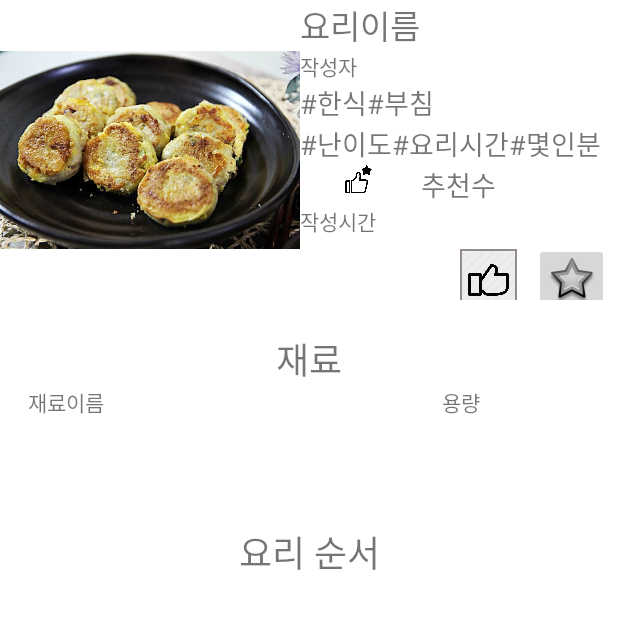
After one commit to kkmin223/2021_Opensource_7_Lilac, an Android app: the recipe_order screen opened directly, with no data from a screen before it, on a phone screen of 412 x 824 dp, the top half of it. The commit adds this screen. Run offline under Robolectric (Android 15) with nearby library versions, the light colour scheme and no system bars; our stand-ins replace Firebase (no records; nobody signed in at launch, a user with empty details on screens opened directly).

Commit message:
레시피세부정보출력

```diff
--- a/Mandish/app/src/main/java/com/example/mandish_lilac/FragRecipe.java
+++ b/Mandish/app/src/main/java/com/example/mandish_lilac/FragRecipe.java
@@ -31,8 +31,9 @@ import java.util.ArrayList;
 
 /*
 작성자: 김강민
-최종수정일: 21-05-17
 설명: xml을 연결해주어서 메뉴 이동을 가능하게함
+파이어베이스와 연동을 통해서 레시피 정보를 가져온 후
+리사이클러 뷰를 사용해서 레시피 리스트 출력
  */
 public class FragRecipe extends Fragment {
     private View view;
@@ -83,8 +84,12 @@ public class FragRecipe extends Fragment {
                 Log.e("FragRecipe", String.valueOf(error.toException()));
             }
         });
-        adapter = new RecipeRecyclerViewAdapter(RecipeList);
+        adapter = new RecipeRecyclerViewAdapter(context,RecipeList);
         recyclerView.setAdapter(adapter); //리사이클러뷰에 어댑터 연결
+
+
+
+
         return view;
     }
 }
--- a/Mandish/app/src/main/java/com/example/mandish_lilac/RecipeRecyclerViewAdapter.java
+++ b/Mandish/app/src/main/java/com/example/mandish_lilac/RecipeRecyclerViewAdapter.java
@@ -1,6 +1,7 @@
 package com.example.mandish_lilac;
 
 import android.content.Context;
+import android.content.Intent;
 import android.net.Uri;
 import android.view.LayoutInflater;
 import android.view.View;
@@ -18,14 +19,22 @@ import com.google.firebase.storage.StorageReference;
 
 import java.util.ArrayList;
 
+/*
+작성자: 김강민
+설명: 레시피를 db에서 받아와서
+리사이클러뷰를 이용한 리스트 출력
+ */
+
 public class RecipeRecyclerViewAdapter extends RecyclerView.Adapter<RecipeRecyclerViewAdapter.ViewHolder> {
 
     private ArrayList<Recipe_item> RecipeList;
+    private Context mContext;
     private FirebaseStorage storage;
     private StorageReference storageReference;
 
-    public RecipeRecyclerViewAdapter(ArrayList<Recipe_item> recipe_List) {
+    public RecipeRecyclerViewAdapter(Context context, ArrayList<Recipe_item> recipe_List) {
         RecipeList = recipe_List;
+        mContext = context;
 
     }
 
@@ -90,10 +99,26 @@ public class RecipeRecyclerViewAdapter extends RecyclerView.Adapter<RecipeRecycl
             super(itemView);
             this.foodImgView = itemView.findViewById(R.id.food_img);
             this.nameTextView = itemView.findViewById(R.id.recipe_name);
-            this.introTextView = itemView.findViewById(R.id.recipe_intro);
+            this.introTextView = itemView.findViewById(R.id.type_name);
             this.writerTextView = itemView.findViewById(R.id.recipe_writer);
             this.recTextView = itemView.findViewById(R.id.recipe_rec);
             this.dateTextView = itemView.findViewById(R.id.wirte_date);
+
+            itemView.setOnClickListener(new View.OnClickListener(){
+                // 아이템 클릭시 이벤트 처리
+                @Override
+                public void onClick(View view) {
+                    int pos = getAdapterPosition();  //클릭한 아이템의 pos 받기
+                    if(pos != RecyclerView.NO_POSITION){
+                        Intent intent = new Intent(mContext,recipe_order.class).addFlags(Intent.FLAG_ACTIVITY_NEW_TASK);
+                        intent.putExtra("recipe_code", RecipeList.get(pos).getRecipe_code()); // intent에 레시피 코드 전달.
+                        mContext.startActivity(intent);
+
+                    }
+                }
+            });
         }
+
+
     }
 }
--- /dev/null
+++ b/Mandish/app/src/main/java/com/example/mandish_lilac/recipe_order.java
@@ -0,0 +1,129 @@
+package com.example.mandish_lilac;
+
+import androidx.annotation.NonNull;
+import androidx.annotation.Nullable;
+import androidx.appcompat.app.AppCompatActivity;
+import android.content.Intent;
+import android.net.Uri;
+import android.os.Bundle;
+import android.widget.ImageView;
+import android.widget.TextView;
+import com.bumptech.glide.Glide;
+import com.google.android.gms.tasks.OnSuccessListener;
+import com.google.firebase.database.ChildEventListener;
+import com.google.firebase.database.DataSnapshot;
+import com.google.firebase.database.DatabaseError;
+import com.google.firebase.database.DatabaseReference;
+import com.google.firebase.database.FirebaseDatabase;
+import com.google.firebase.database.Query;
+import com.google.firebase.database.ValueEventListener;
+import com.google.firebase.storage.FirebaseStorage;
+import com.google.firebase.storage.StorageReference;
+
+/*
+작성자: 김강민
+설명: 레시피 설명 xml에 사용자가 선택한 레시피를
+보여주는 기능
+레시피 코드를 받아와서 해당 코드에 맞는 레시피를 출력
+ */
+
+
+public class recipe_order extends AppCompatActivity {
+    private Recipe_item item;
+    private Query temp;
+    private int code; // 레시피 구분을 위한 레시피 코드
+    private FirebaseDatabase database; //데이터 베이스 접근
+    private FirebaseStorage storage;
+    private StorageReference storageReference;
+    private DatabaseReference recipeInfoReference;
+    private DatabaseReference itemReference;
+    private ImageView foodImgView;
+    private TextView nameTextView;
+    private TextView writerTextView;
+    private TextView typenameTextView;
+    private TextView foodtypeTextView;
+    private TextView difficultyTextView;
+    private TextView cooktimeTextView;
+    private TextView amountTextView;
+    private TextView recTextView;
+    private TextView dateTextView;
+
+    @Override
+    protected void onCreate(Bundle savedInstanceState) {
+        super.onCreate(savedInstanceState);
+        setContentView(R.layout.activity_recipe_order);
+        database = FirebaseDatabase.getInstance();
+        recipeInfoReference = database.getReference("Recipe/RecipeInfo"); //파이어베이스 데이터베이스 RecipeInfo 연동
+        storage = FirebaseStorage.getInstance("gs://mandish-93a90.appspot.com"); //파이어베이스 스토리지 연동
+        storageReference = storage.getReference(); // 스토리지 테이블 연동
+        Intent intent = getIntent(); // 리사이클러뷰에서 보낸 정보를 받아온다.
+        code = intent.getIntExtra("recipe_code",-1);  //레시피 코드를 전 Intent에서 받아온다
+        foodImgView = findViewById(R.id.recipe_food);
+        nameTextView = findViewById(R.id.recipe_name);
+        writerTextView = findViewById(R.id.recipe_writer);
+        typenameTextView = findViewById(R.id.type_name);
+        foodtypeTextView = findViewById(R.id.food_type);
+        difficultyTextView = findViewById(R.id.recipe_dif);
+        cooktimeTextView = findViewById(R.id.cooktime);
+        amountTextView = findViewById(R.id.amount);
+        recTextView = findViewById(R.id.recipe_rec);
+        dateTextView = findViewById(R.id.recipe_time);
+
+        recipeInfoReference.addListenerForSingleValueEvent(new ValueEventListener() {
+            //레시피 코드를 통해서 데이터베이스에서 음식 정보 가져오기
+            @Override
+            public void onDataChange(@NonNull DataSnapshot snapshot) {
+                for (DataSnapshot temp : snapshot.getChildren()) {
+                    if (temp.getValue(Recipe_item.class).getRecipe_code() == code) {
+                        item = temp.getValue(Recipe_item.class);
+                        nameTextView.setText(item.getRecipe_name());
+                        writerTextView.setText(item.getWriter());
+                        typenameTextView.setText("#"+item.getType_name());
+                        foodtypeTextView.setText(" #"+item.getFood_type());
+                        difficultyTextView.setText("#"+item.getDifficulty());
+                        cooktimeTextView.setText(" #"+item.getCooktime());
+                        amountTextView.setText(" #"+item.getAmount());
+                        recTextView.setText(String.valueOf(item.getRec_cnt()));
+                        dateTextView.setText(item.getWrite_date());
+                        if(item.getImg_url()==null){
+                            //db에 이미지가 없다면 스토리지에서 가져온다
+                            storageReference.child("FoodInfo/f_"+item.getRecipe_code()+".jpg").getDownloadUrl().addOnSuccessListener(new OnSuccessListener<Uri>() {
+                                @Override
+                                public void onSuccess(Uri uri) {
+                                    Glide.with(recipe_order.this)
+                                            .load(uri)
+                                            .thumbnail(0.3f)
+                                            .dontAnimate()
+                                            .error(R.drawable.mandish_logo2)
+                                            .into(foodImgView);
+                                }
+                            });
+                        }
+                        else {
+                            Glide.with(recipe_order.this)
+                                    .load(item.getImg_url())
+                                    .thumbnail(0.3f)
+                                    .dontAnimate()
+                                    .error(R.drawable.mandish_logo2)
+                                    .fitCenter()
+                                    .into(foodImgView);
+                        }
+                    }
+                }
+            }
+            @Override
+            public void onCancelled(@NonNull DatabaseError error) {
+
+            }
+        });
+
+
+
+
+
+
+
+
+
+    }
+}
--- /dev/null
+++ b/Mandish/app/src/main/res/layout/activity_recipe_order.xml
@@ -0,0 +1,279 @@
+<?xml version="1.0" encoding="utf-8"?>
+<androidx.constraintlayout.widget.ConstraintLayout xmlns:android="http://schemas.android.com/apk/res/android"
+    xmlns:app="http://schemas.android.com/apk/res-auto"
+    xmlns:tools="http://schemas.android.com/tools"
+    android:layout_width="match_parent"
+    android:layout_height="match_parent"
+    tools:context=".recipe_order">
+
+    <LinearLayout
+        android:id="@+id/linearLayout"
+        android:layout_width="match_parent"
+        android:layout_height="wrap_content"
+        android:orientation="horizontal"
+        app:layout_constraintEnd_toEndOf="parent"
+        app:layout_constraintStart_toStartOf="parent"
+        app:layout_constraintTop_toTopOf="parent">
+
+        <ImageView
+            android:id="@+id/recipe_food"
+            android:layout_width="200dp"
+            android:layout_height="200dp"
+            app:srcCompat="@drawable/kong" />
+
+        <LinearLayout
+            android:layout_width="match_parent"
+            android:layout_height="match_parent"
+            android:orientation="vertical">
+
+            <TextView
+                android:id="@+id/recipe_name"
+                android:layout_width="match_parent"
+                android:layout_height="wrap_content"
+                android:text="요리이름"
+                android:textSize="22sp" />
+
+            <TextView
+                android:id="@+id/recipe_writer"
+                android:layout_width="match_parent"
+                android:layout_height="wrap_content"
+                android:text="작성자"
+                android:textSize="14sp" />
+
+            <LinearLayout
+                android:layout_width="match_parent"
+                android:layout_height="wrap_content"
+                android:orientation="horizontal">
+
+                <TextView
+                    android:id="@+id/type_name"
+                    android:layout_width="wrap_content"
+                    android:layout_height="wrap_content"
+                    android:text="#한식"
+                    android:textSize="18sp" />
+
+                <TextView
+                    android:id="@+id/food_type"
+                    android:layout_width="wrap_content"
+                    android:layout_height="wrap_content"
+                    android:layout_weight="1"
+                    android:text="#부침"
+                    android:textSize="18sp" />
+
+            </LinearLayout>
+
+            <LinearLayout
+                android:layout_width="wrap_content"
+                android:layout_height="wrap_content"
+                android:orientation="horizontal">
+
+                <TextView
+                    android:id="@+id/recipe_dif"
+                    android:layout_width="wrap_content"
+                    android:layout_height="wrap_content"
+                    android:layout_weight="1"
+                    android:text="#난이도"
+                    android:textSize="18sp" />
+
+                <TextView
+                    android:id="@+id/cooktime"
+                    android:layout_width="wrap_content"
+                    android:layout_height="wrap_content"
+                    android:layout_weight="1"
+                    android:text="#요리시간"
+                    android:textSize="18sp" />
+
+                <TextView
+                    android:id="@+id/amount"
+                    android:layout_width="wrap_content"
+                    android:layout_height="wrap_content"
+                    android:layout_weight="1"
+                    android:text="#몇인분"
+                    android:textSize="18sp" />
+            </LinearLayout>
+
+            <LinearLayout
+                android:layout_width="match_parent"
+                android:layout_height="wrap_content"
+                android:orientation="horizontal">
+
+                <ImageView
+                    android:id="@+id/imageView7"
+                    android:layout_width="0dp"
+                    android:layout_height="23dp"
+                    android:layout_weight="1"
+                    android:scaleType="fitCenter"
+                    app:srcCompat="@drawable/like_on" />
+
+                <TextView
+                    android:id="@+id/recipe_rec"
+                    android:layout_width="wrap_content"
+                    android:layout_height="wrap_content"
+                    android:layout_weight="1"
+                    android:text="추천수"
+                    android:textSize="18sp" />
+            </LinearLayout>
+
+            <TextView
+                android:id="@+id/recipe_time"
+                android:layout_width="match_parent"
+                android:layout_height="wrap_content"
+                android:text="작성시간" />
+
+            <androidx.constraintlayout.widget.ConstraintLayout
+                android:layout_width="match_parent"
+                android:layout_height="wrap_content">
+
+                <ImageButton
+                    android:id="@+id/rec_btn"
+                    android:layout_width="38dp"
+                    android:layout_height="41dp"
+                    android:layout_marginStart="106dp"
+                    android:layout_marginLeft="106dp"
+                    android:layout_marginTop="35dp"
+                    android:layout_marginBottom="20dp"
+                    android:background="@drawable/border"
+                    android:scaleType="fitCenter"
+                    app:layout_constraintBottom_toBottomOf="parent"
+                    app:layout_constraintEnd_toStartOf="@+id/bookmark_btn"
+                    app:layout_constraintStart_toStartOf="parent"
+                    app:layout_constraintTop_toTopOf="parent"
+                    app:srcCompat="@drawable/like" />
+
+                <ImageButton
+                    android:id="@+id/bookmark_btn"
+                    android:layout_width="50dp"
+                    android:layout_height="50dp"
+                    android:layout_marginStart="10dp"
+                    android:layout_marginLeft="10dp"
+                    android:layout_marginTop="31dp"
+                    android:layout_marginEnd="5dp"
+                    android:layout_marginRight="5dp"
+                    android:layout_marginBottom="15dp"
+                    app:layout_constraintBottom_toBottomOf="parent"
+                    app:layout_constraintEnd_toEndOf="parent"
+                    app:layout_constraintStart_toEndOf="@+id/rec_btn"
+                    app:layout_constraintTop_toTopOf="parent"
+                    app:srcCompat="@android:drawable/star_big_off" />
+            </androidx.constraintlayout.widget.ConstraintLayout>
+        </LinearLayout>
+
+    </LinearLayout>
+
+    <androidx.constraintlayout.widget.ConstraintLayout
+        android:id="@+id/materiallayout"
+        android:layout_width="match_parent"
+        android:layout_height="150dp"
+        app:layout_constraintBottom_toTopOf="@+id/orderlayout"
+        app:layout_constraintEnd_toEndOf="parent"
+        app:layout_constraintHorizontal_bias="0.0"
+        app:layout_constraintStart_toStartOf="parent"
+        app:layout_constraintTop_toBottomOf="@+id/linearLayout">
+
+        <TextView
+            android:id="@+id/material_head"
+            android:layout_width="wrap_content"
+            android:layout_height="wrap_content"
+            android:text="재료"
+            android:textSize="24sp"
+            app:layout_constraintBottom_toTopOf="@+id/material_view"
+            app:layout_constraintEnd_toEndOf="parent"
+            app:layout_constraintStart_toStartOf="parent"
+            app:layout_constraintTop_toTopOf="parent" />
+
+        <androidx.constraintlayout.widget.ConstraintLayout
+            android:layout_width="0dp"
+            android:layout_height="0dp"
+            app:layout_constraintBottom_toTopOf="@+id/material_view"
+            app:layout_constraintEnd_toEndOf="parent"
+            app:layout_constraintStart_toStartOf="parent"
+            app:layout_constraintTop_toBottomOf="@+id/material_head">
+
+            <TextView
+                android:id="@+id/textView8"
+                android:layout_width="wrap_content"
+                android:layout_height="wrap_content"
+                android:layout_marginStart="40dp"
+                android:layout_marginLeft="40dp"
+                android:layout_marginTop="18dp"
+                android:layout_marginEnd="90dp"
+                android:layout_marginRight="90dp"
+                android:layout_marginBottom="14dp"
+                android:text="재료종류"
+                app:layout_constraintBottom_toBottomOf="parent"
+                app:layout_constraintEnd_toStartOf="@+id/textView6"
+                app:layout_constraintStart_toEndOf="@+id/textView7"
+                app:layout_constraintTop_toTopOf="parent" />
+
+            <TextView
+                android:id="@+id/textView7"
+                android:layout_width="wrap_content"
+                android:layout_height="wrap_content"
+                android:layout_marginStart="16dp"
+                android:layout_marginLeft="16dp"
+                android:layout_marginEnd="40dp"
+                android:layout_marginRight="40dp"
+                android:text="재료이름"
+                app:layout_constraintBottom_toBottomOf="parent"
+                app:layout_constraintEnd_toStartOf="@+id/textView8"
+                app:layout_constraintStart_toStartOf="parent"
+                app:layout_constraintTop_toTopOf="parent" />
+
+            <TextView
+                android:id="@+id/textView6"
+                android:layout_width="wrap_content"
+                android:layout_height="wrap_content"
+                android:layout_marginEnd="90dp"
+                android:layout_marginRight="90dp"
+                android:text="용량"
+                app:layout_constraintBottom_toBottomOf="parent"
+                app:layout_constraintEnd_toEndOf="parent"
+                app:layout_constraintStart_toEndOf="@+id/textView8"
+                app:layout_constraintTop_toTopOf="parent" />
+        </androidx.constraintlayout.widget.ConstraintLayout>
+
+        <androidx.recyclerview.widget.RecyclerView
+            android:id="@+id/material_view"
+            android:layout_width="match_parent"
+            android:layout_height="50dp"
+            app:layout_constraintBottom_toBottomOf="parent"
+            app:layout_constraintEnd_toEndOf="parent"
+            app:layout_constraintHorizontal_bias="0.0"
+            app:layout_constraintStart_toStartOf="parent"
+            app:layout_constraintTop_toBottomOf="@+id/material_head" />
+
+    </androidx.constraintlayout.widget.ConstraintLayout>
+
+    <androidx.constraintlayout.widget.ConstraintLayout
+        android:id="@+id/orderlayout"
+        android:layout_width="match_parent"
+        android:layout_height="0dp"
+        app:layout_constraintBottom_toBottomOf="parent"
+        app:layout_constraintEnd_toEndOf="parent"
+        app:layout_constraintStart_toStartOf="parent"
+        app:layout_constraintTop_toBottomOf="@+id/materiallayout">
+
+        <TextView
+            android:id="@+id/orderhead"
+            android:layout_width="wrap_content"
+            android:layout_height="wrap_content"
+            android:text="요리 순서"
+            android:textSize="24sp"
+            app:layout_constraintBottom_toTopOf="@+id/order_view"
+            app:layout_constraintEnd_toEndOf="parent"
+            app:layout_constraintStart_toStartOf="parent"
+            app:layout_constraintTop_toTopOf="parent" />
+
+        <androidx.recyclerview.widget.RecyclerView
+            android:id="@+id/order_view"
+            android:layout_width="match_parent"
+            android:layout_height="0dp"
+            app:layout_constraintBottom_toBottomOf="parent"
+            app:layout_constraintEnd_toEndOf="parent"
+            app:layout_constraintHorizontal_bias="0.0"
+            app:layout_constraintStart_toStartOf="parent"
+            app:layout_constraintTop_toBottomOf="@+id/orderhead" />
+
+    </androidx.constraintlayout.widget.ConstraintLayout>
+
+</androidx.constraintlayout.widget.ConstraintLayout>
--- /dev/null
+++ b/Mandish/app/src/main/res/layout/recipeingrdients_item.xml
@@ -0,0 +1,55 @@
+<?xml version="1.0" encoding="utf-8"?>
+<androidx.constraintlayout.widget.ConstraintLayout xmlns:android="http://schemas.android.com/apk/res/android"
+    xmlns:app="http://schemas.android.com/apk/res-auto"
+    xmlns:tools="http://schemas.android.com/tools"
+    android:layout_width="match_parent"
+    android:layout_height="match_parent">
+
+    <TextView
+        android:id="@+id/ing_name"
+        android:layout_width="wrap_content"
+        android:layout_height="wrap_content"
+        android:layout_marginStart="16dp"
+        android:layout_marginLeft="16dp"
+        android:layout_marginTop="356dp"
+        android:layout_marginEnd="20dp"
+        android:layout_marginRight="20dp"
+        android:layout_marginBottom="356dp"
+        android:text="재료이름"
+        app:layout_constraintBottom_toBottomOf="parent"
+        app:layout_constraintEnd_toStartOf="@+id/ing_type"
+        app:layout_constraintHorizontal_bias="0.135"
+        app:layout_constraintStart_toStartOf="parent"
+        app:layout_constraintTop_toTopOf="parent"
+        app:layout_constraintVertical_bias="0.0" />
+
+    <TextView
+        android:id="@+id/ing_type"
+        android:layout_width="wrap_content"
+        android:layout_height="wrap_content"
+        android:layout_marginStart="40dp"
+        android:layout_marginLeft="40dp"
+        android:layout_marginTop="356dp"
+        android:layout_marginEnd="90dp"
+        android:layout_marginRight="90dp"
+        android:layout_marginBottom="356dp"
+        android:text="재료타입"
+        app:layout_constraintBottom_toBottomOf="parent"
+        app:layout_constraintEnd_toStartOf="@+id/ing_amount"
+        app:layout_constraintStart_toEndOf="@+id/ing_name"
+        app:layout_constraintTop_toTopOf="parent" />
+
+    <TextView
+        android:id="@+id/ing_amount"
+        android:layout_width="wrap_content"
+        android:layout_height="wrap_content"
+        android:layout_marginTop="356dp"
+        android:layout_marginEnd="90dp"
+        android:layout_marginRight="90dp"
+        android:layout_marginBottom="356dp"
+        android:text="용량"
+        app:layout_constraintBottom_toBottomOf="parent"
+        app:layout_constraintEnd_toEndOf="parent"
+        app:layout_constraintStart_toEndOf="@+id/ing_type"
+        app:layout_constraintTop_toTopOf="parent" />
+</androidx.constraintlayout.widget.ConstraintLayout>
--- a/Mandish/app/src/main/res/layout/recipelist_item.xml
+++ b/Mandish/app/src/main/res/layout/recipelist_item.xml
@@ -47,7 +47,7 @@
             android:textStyle="bold" />
 
         <TextView
-            android:id="@+id/recipe_intro"
+            android:id="@+id/type_name"
             android:layout_width="wrap_content"
             android:layout_height="wrap_content"
             android:layout_margin="5dp"
--- /dev/null
+++ b/Mandish/app/src/main/res/layout/recipeorder_item.xml
@@ -0,0 +1,6 @@
+<?xml version="1.0" encoding="utf-8"?>
+<androidx.constraintlayout.widget.ConstraintLayout
+    xmlns:android="http://schemas.android.com/apk/res/android" android:layout_width="match_parent"
+    android:layout_height="match_parent">
+
+</androidx.constraintlayout.widget.ConstraintLayout>
```
Also changed, not shown: Mandish/app/src/main/AndroidManifest.xml (+8 -5 lines), Mandish/app/src/main/res/drawable/like.png (added), Mandish/app/src/main/res/drawable/like_on.png (added).
